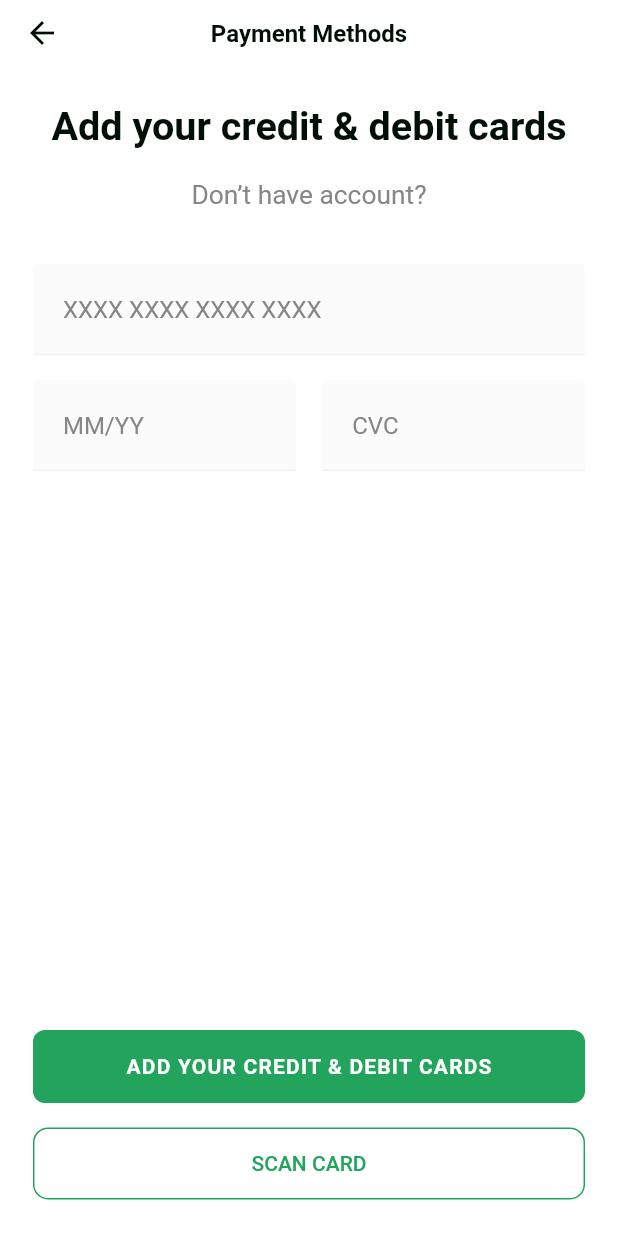
After one commit to its-faatimas/Food-Delivery-1, a Flutter app: the AddingCreditCardPage screen opened directly, on a phone screen of 412 x 824 dp. The commit adds this screen. Run offline on Flutter 3.47's test engine with Material 2 defaults, Android fonts, the phone set to English and light mode, and no system bars; our stand-ins replace bloc, easy_localization, flutter_bloc, flutter_svg; Roboto replaces fonts that are missing (SF-Pro); project files that could hold a hidden picture were left out.

Commit message:
AddingCreditCardPage

```diff
--- a/lib/core/constants/app_screens.dart
+++ b/lib/core/constants/app_screens.dart
@@ -1,7 +1,7 @@
 import 'package:foodly/core/components/exporting_packages.dart';
 import 'package:foodly/screens/settings/adding_social_account_page.dart';
 import 'package:foodly/screens/settings/locations_page.dart';
-import 'package:foodly/screens/settings/payment_methods_page.dart';
+import 'package:foodly/screens/payment/payment_methods_page.dart';
 import 'package:foodly/screens/settings/profile_settings_page.dart';
 import 'package:foodly/screens/settings/refer_page.dart';
 
--- a/lib/screens/home/home_body.dart
+++ b/lib/screens/home/home_body.dart
@@ -1,4 +1,3 @@
-import 'package:backdrop/backdrop.dart';
 import 'package:flutter/material.dart';
 import 'package:foodly/core/components/exporting_packages.dart';
 
--- /dev/null
+++ b/lib/screens/payment/app_credit_card_page.dart
@@ -0,0 +1,54 @@
+import 'package:flutter/material.dart';
+import 'package:foodly/core/components/exporting_packages.dart';
+import 'package:foodly/widgets/app_bars/simple_app_bar.dart';
+import 'package:foodly/widgets/buttons/my_outlined_button.dart';
+
+class AddingCreditCardPage extends StatelessWidget {
+  const AddingCreditCardPage({Key? key}) : super(key: key);
+
+  @override
+  Widget build(BuildContext context) {
+    return Scaffold(
+      appBar: SimpleAppBar(title: LocaleKeys.payment_methods.tr()),
+      body: Padding(
+        padding: MyEdgeInsets.symmetric(h: 20.0, v: 24.0),
+        child: Column(
+          children: [
+            AuthHeader(
+              title: LocaleKeys.add_your_credit,
+              subtitle: LocaleKeys.dontHaveAccount,
+            ),
+            MyTextFormField(
+              controller: TextEditingController(),
+              hint: 'XXXX XXXX XXXX XXXX',
+            ),
+            MySizedBox(height: 16.0),
+            Row(
+              children: [
+                Expanded(
+                  child: MyTextFormField(
+                    controller: TextEditingController(),
+                    hint: 'MM/YY',
+                  ),
+                ),
+                MySizedBox(width: 16.0),
+                Expanded(
+                  child: MyTextFormField(
+                    controller: TextEditingController(),
+                    hint: 'CVC',
+                  ),
+                ),
+              ],
+            ),
+
+            const Spacer(),
+
+            PrimaryButton(onPressed: (){}, label: LocaleKeys.add_your_credit.tr()),
+            MySizedBox(height: 16.0),
+            MyOutlinedButton(onPressed: (){}, label: 'scan card'),
+          ],
+        ),
+      ),
+    );
+  }
+}
--- a/lib/screens/settings/payment_methods_page.dart
+++ b/lib/screens/payment/payment_methods_page.dart
@@ -1,5 +1,6 @@
 import 'package:flutter/material.dart';
 import 'package:foodly/core/components/exporting_packages.dart';
+import 'package:foodly/screens/payment/app_credit_card_page.dart';
 import 'package:foodly/widgets/buttons/my_outlined_button.dart';
 
 class PaymentMethodsPage extends StatelessWidget {
@@ -16,8 +17,10 @@ class PaymentMethodsPage extends StatelessWidget {
           title: LocaleKeys.payment_methods,
           subtitle: LocaleKeys.enter_email_to_reset,
           widget: MyOutlinedButton(
-            onPressed: () {},
-            label: LocaleKeys.add_your_credit,
+            onPressed: () {
+              CustomNavigator().push(AddingCreditCardPage());
+            },
+            label: LocaleKeys.add_your_credit.tr(),
           ),
         ),
       ),
--- a/lib/screens/profile/profile_page.dart
+++ b/lib/screens/profile/profile_page.dart
@@ -25,7 +25,7 @@ class ProfilePage extends StatelessWidget {
                     right: 50,
                     bottom: 24.0,
                   ),
-                  child: const AuthHeader(
+                  child:  AuthHeader(
                     title: LocaleKeys.accountSettings,
                     subtitle: LocaleKeys.updateYourSettings,
                     centerTitle: false,
--- a/lib/screens/settings/adding_social_account_page.dart
+++ b/lib/screens/settings/adding_social_account_page.dart
@@ -12,7 +12,7 @@ class AddingSocialAccountPage extends StatelessWidget {
         padding: MyEdgeInsets.symmetric(h: 20.0, v: 80.0),
         child: Column(
           // mainAxisAlignment: MainAxisAlignment.center,
-          children: const [
+          children: [
             AuthHeader(
               title: LocaleKeys.add_social,
               subtitle: LocaleKeys.add_or_remove_your_location,
--- a/lib/widgets/auth_header.dart
+++ b/lib/widgets/auth_header.dart
@@ -4,13 +4,13 @@ import 'package:foodly/core/components/exporting_packages.dart';
 class AuthHeader extends StatelessWidget {
   final String title;
   final String subtitle;
-  final bool centerTitle;
+  bool centerTitle;
 
-  const AuthHeader({
+   AuthHeader({
     Key? key,
     required this.title,
     required this.subtitle,
-    required this.centerTitle,
+     this.centerTitle = true,
   }) : super(key: key);
 
   @override
```
Also changed, not shown: pubspec.yaml (+4 -3 lines), pubspec.lock.
